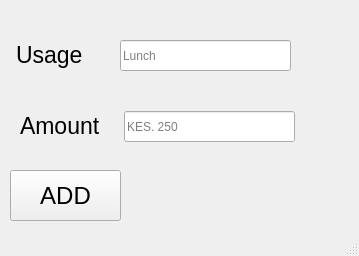
Before: the Qt Designer form ui/expense.ui in codewithlennylen/Expense-Tracker, drawn with Qt 5.
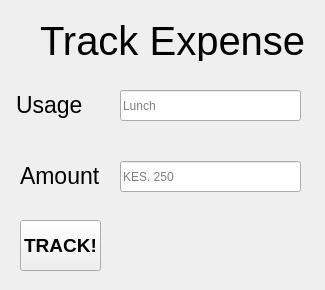
After: the same form once the commit is applied.

Commit message: Main_window + UI Updates

Diff of the .ui file:
```diff
--- a/ui/expense.ui
+++ b/ui/expense.ui
@@ -6,8 +6,8 @@
    <rect>
     <x>0</x>
     <y>0</y>
-    <width>359</width>
-    <height>256</height>
+    <width>325</width>
+    <height>290</height>
    </rect>
   </property>
   <property name="windowTitle">
@@ -18,8 +18,8 @@
     <property name="geometry">
      <rect>
       <x>16</x>
-      <y>39</y>
-      <width>71</width>
+      <y>89</y>
+      <width>81</width>
       <height>31</height>
      </rect>
     </property>
@@ -36,8 +36,8 @@
     <property name="geometry">
      <rect>
       <x>120</x>
-      <y>40</y>
-      <width>171</width>
+      <y>90</y>
+      <width>181</width>
       <height>31</height>
      </rect>
     </property>
@@ -48,9 +48,9 @@
    <widget class="QLineEdit" name="lineEdit_2">
     <property name="geometry">
      <rect>
-      <x>124</x>
-      <y>111</y>
-      <width>171</width>
+      <x>120</x>
+      <y>161</y>
+      <width>181</width>
       <height>31</height>
      </rect>
     </property>
@@ -65,7 +65,7 @@
     <property name="geometry">
      <rect>
       <x>20</x>
-      <y>110</y>
+      <y>160</y>
       <width>81</width>
       <height>31</height>
      </rect>
@@ -82,23 +82,42 @@
    <widget class="QPushButton" name="pushButton">
     <property name="geometry">
      <rect>
-      <x>10</x>
-      <y>170</y>
-      <width>111</width>
+      <x>20</x>
+      <y>220</y>
+      <width>81</width>
       <height>51</height>
      </rect>
     </property>
     <property name="font">
      <font>
-      <pointsize>18</pointsize>
+      <pointsize>14</pointsize>
+      <weight>75</weight>
+      <bold>true</bold>
      </font>
     </property>
     <property name="text">
-     <string>ADD</string>
+     <string>TRACK!</string>
+    </property>
+   </widget>
+   <widget class="QLabel" name="label_3">
+    <property name="geometry">
+     <rect>
+      <x>40</x>
+      <y>20</y>
+      <width>271</width>
+      <height>41</height>
+     </rect>
+    </property>
+    <property name="font">
+     <font>
+      <pointsize>30</pointsize>
+     </font>
+    </property>
+    <property name="text">
+     <string>Track Expense</string>
     </property>
    </widget>
   </widget>
-  <widget class="QStatusBar" name="statusbar"/>
  </widget>
  <resources/>
  <connections/>
```
Left out of the diff: 6 changed lines with no effect on the pictures. The commit also changes 3 other files.
